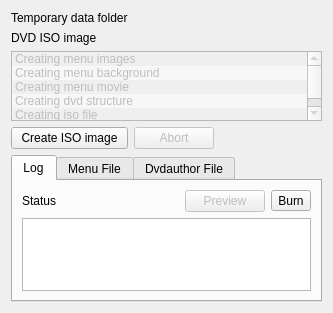
First picture: the form in src/widgets/dvdwizardstatus_ui.ui, repository KDE/kdenlive, before the edit.
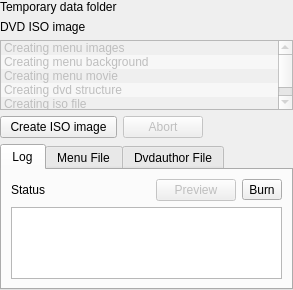
Second picture: the form after the edit. Custom widgets are drawn as their Qt base class.

Commit message: UI cleanup (remove double margin)

Diff of the .ui file:
```diff
--- a/src/widgets/dvdwizardstatus_ui.ui
+++ b/src/widgets/dvdwizardstatus_ui.ui
@@ -6,11 +6,14 @@
    <rect>
     <x>0</x>
     <y>0</y>
-    <width>333</width>
-    <height>313</height>
+    <width>293</width>
+    <height>287</height>
    </rect>
   </property>
   <layout class="QGridLayout" name="gridLayout_2">
+   <property name="margin">
+    <number>0</number>
+   </property>
    <item row="0" column="0">
     <widget class="QLabel" name="label">
      <property name="text">
```
The commit also changes 3 other files.
